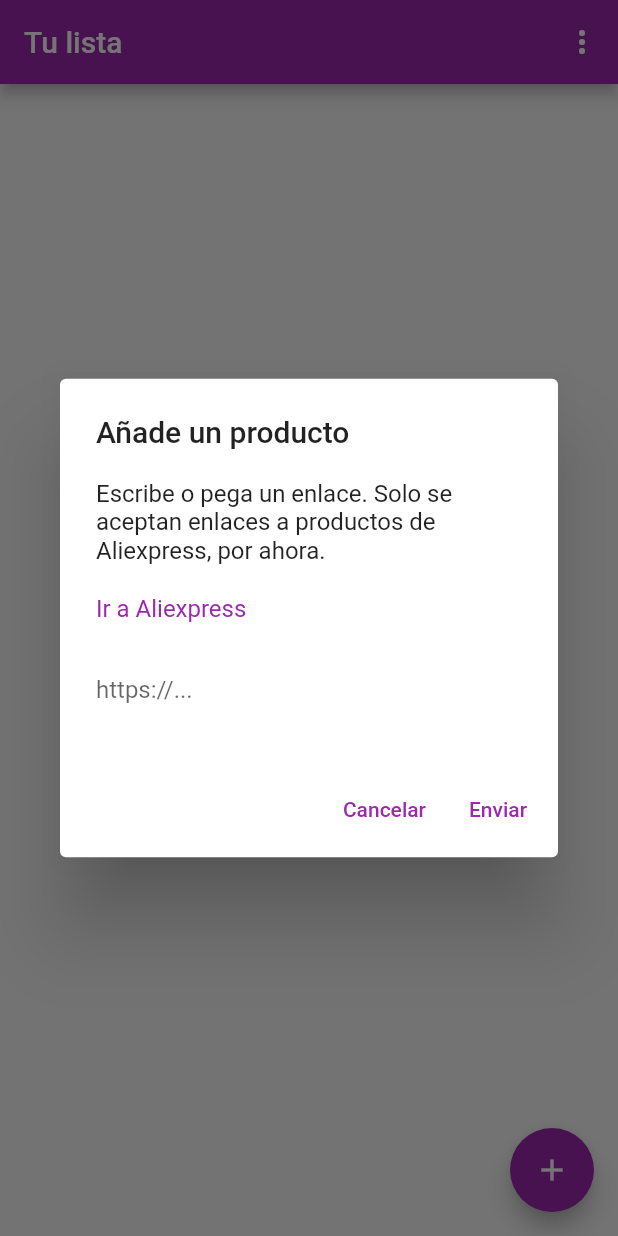
After one commit to juanmanavarro/savot-app, a Flutter app: the screen it shows after launch, after a tap on the "add" icon, on a phone screen of 412 x 824 dp. The commit adds this screen. Run offline on Flutter 3.47's test engine with Material 2 defaults, Android fonts, the phone set to English and light mode, and no system bars; our stand-ins replace webview_flutter.

Commit message:
refactor products list

```diff
--- /dev/null
+++ b/lib/widgets/add-product-dialog.dart
@@ -0,0 +1,53 @@
+import 'package:flutter/material.dart';
+
+class AddProductDialog extends StatelessWidget {
+  const AddProductDialog({
+    Key key,
+  }) : super(key: key);
+
+  @override
+  Widget build(BuildContext context) {
+    return AlertDialog(
+      title: Text('Añade un producto'),
+      content: SingleChildScrollView(
+        child: ListBody(
+          children: <Widget>[
+            Text(
+                'Escribe o pega un enlace. Solo se aceptan enlaces a productos de Aliexpress, por ahora.'),
+            Padding(
+                padding: EdgeInsets.only(top: 20, bottom: 20),
+                child: InkWell(
+                    child: new Text(
+                      'Ir a Aliexpress',
+                      style: TextStyle(
+                        color: Colors.purple,
+                      ),
+                    ),
+                    onTap: () =>
+                        Navigator.pushReplacementNamed(context, '/browser'))),
+            TextField(
+              decoration: InputDecoration(
+                border: InputBorder.none,
+                hintText: 'https://...',
+              ),
+            ),
+          ],
+        ),
+      ),
+      actions: <Widget>[
+        TextButton(
+          child: Text('Cancelar'),
+          onPressed: () {
+            Navigator.of(context).pop();
+          },
+        ),
+        TextButton(
+          child: Text('Enviar'),
+          onPressed: () {
+            Navigator.of(context).pop();
+          },
+        ),
+      ],
+    );
+  }
+}
--- /dev/null
+++ b/lib/widgets/top-menu.dart
@@ -0,0 +1,26 @@
+import 'package:flutter/material.dart';
+
+class TopMenu extends StatelessWidget {
+  const TopMenu({
+    Key key,
+  }) : super(key: key);
+
+  @override
+  Widget build(BuildContext context) {
+    return PopupMenuButton(
+      onSelected: (String result) {
+        Navigator.pushNamed(context, result);
+      },
+      itemBuilder: (BuildContext context) => <PopupMenuEntry<String>>[
+        const PopupMenuItem(
+          value: '/profile',
+          child: Text('Perfil'),
+        ),
+        const PopupMenuDivider(),
+        const PopupMenuItem(
+          child: Text('Salir'),
+        ),
+      ],
+    );
+  }
+}
```
Also changed, not shown: lib/screens/products-list.dart (+4 -59 lines), 1 other file.
